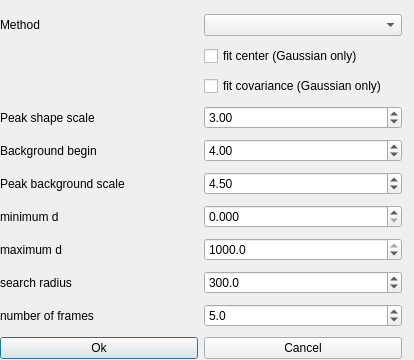
The window that apps/nsxqt/ui/DialogIntegrate.ui (k61n/openhkl) describes before a commit, drawn with Qt 5.
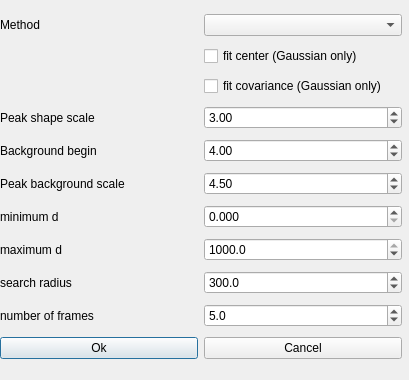
The same window after the commit.

Diff of the .ui file:
```diff
--- a/apps/nsxqt/ui/DialogIntegrate.ui
+++ b/apps/nsxqt/ui/DialogIntegrate.ui
@@ -6,8 +6,8 @@
    <rect>
     <x>0</x>
     <y>0</y>
-    <width>414</width>
-    <height>360</height>
+    <width>409</width>
+    <height>380</height>
    </rect>
   </property>
   <property name="windowTitle">
```
Left out of the diff: 2 changed lines with no effect on the pictures.
